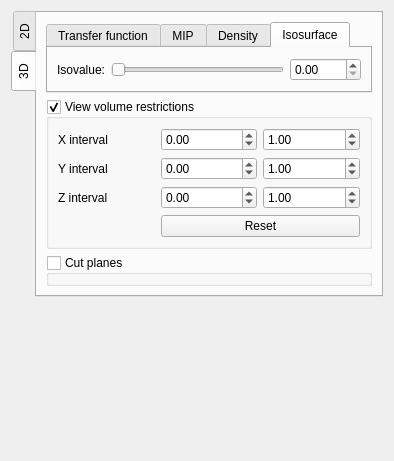
Qt form MedV4D/src/GUI/widgets/ViewerControls.ui (JanKolomaznik/MedV4D) before a commit.
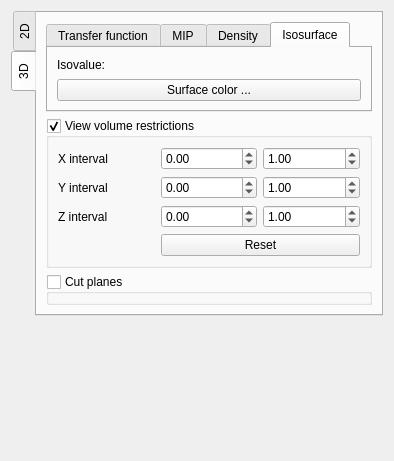
The same form after that commit. Custom widgets are drawn as their Qt base class.

Commit message: Updating viewer controls.

Diff of the .ui file:
```diff
--- a/MedV4D/src/GUI/widgets/ViewerControls.ui
+++ b/MedV4D/src/GUI/widgets/ViewerControls.ui
@@ -235,28 +235,28 @@
           <attribute name="title">
            <string>Isosurface</string>
           </attribute>
-          <layout class="QGridLayout" name="gridLayout_2">
-           <item row="0" column="0">
+          <layout class="QGridLayout" name="gridLayout_2" columnstretch="0,1">
+           <item row="1" column="0">
             <widget class="QLabel" name="label_9">
              <property name="text">
               <string>Isovalue:</string>
              </property>
             </widget>
            </item>
-           <item row="0" column="1">
-            <widget class="QSlider" name="mIsoValueSlider">
-             <property name="maximum">
-              <number>5000</number>
-             </property>
-             <property name="orientation">
-              <enum>Qt::Horizontal</enum>
+           <item row="2" column="0" colspan="2">
+            <widget class="ColorChooserButton" name="mSurfaceColorButton">
+             <property name="text">
+              <string>Surface color ...</string>
              </property>
             </widget>
            </item>
-           <item row="0" column="2">
-            <widget class="QDoubleSpinBox" name="mIsoValueSpinBox">
-             <property name="maximum">
-              <double>5000.000000000000000</double>
+           <item row="1" column="1">
+            <widget class="DoubleSpinBoxWithSlider" name="mIsoValueSetter" native="true">
+             <property name="minimumSize">
+              <size>
+               <width>0</width>
+               <height>10</height>
+              </size>
              </property>
             </widget>
            </item>
@@ -417,6 +417,19 @@
    </item>
   </layout>
  </widget>
+ <customwidgets>
+  <customwidget>
+   <class>ColorChooserButton</class>
+   <extends>QPushButton</extends>
+   <header>MedV4D/GUI/widgets/ColorChooserButton.h</header>
+  </customwidget>
+  <customwidget>
+   <class>DoubleSpinBoxWithSlider</class>
+   <extends>QWidget</extends>
+   <header>MedV4D/GUI/widgets/DoubleSpinBoxWithSlider.h</header>
+   <container>1</container>
+  </customwidget>
+ </customwidgets>
  <resources/>
  <connections>
   <connection>
```
Left out of the diff: 16 changed lines with no effect on the pictures. The commit also changes 14 other files.
